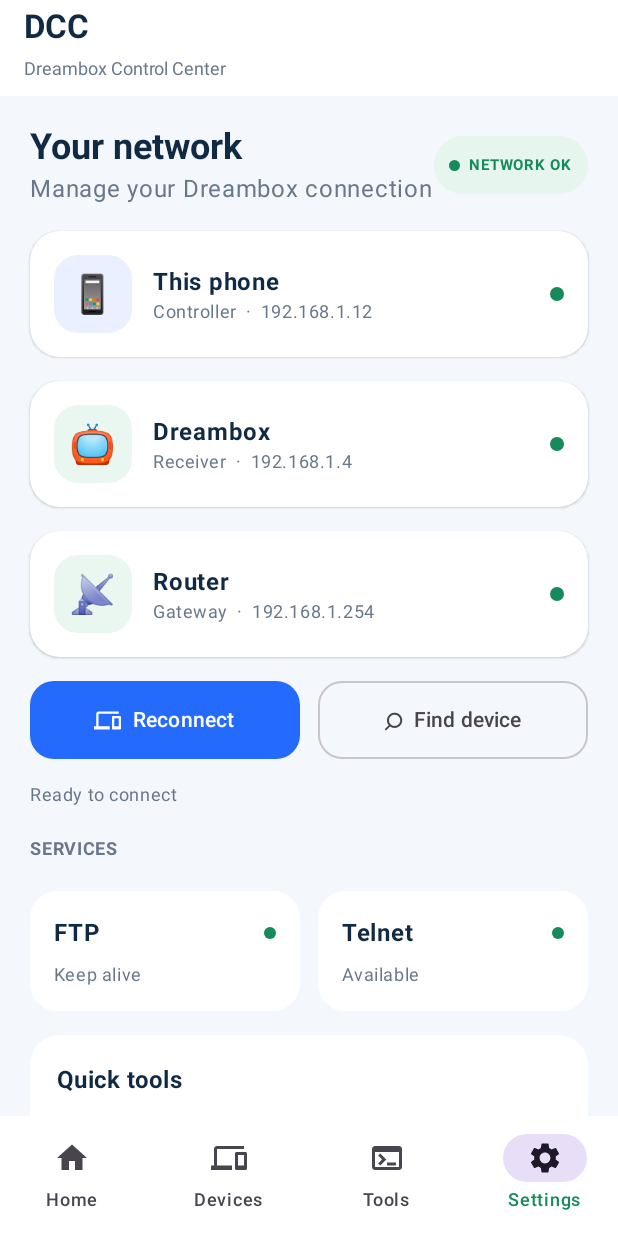
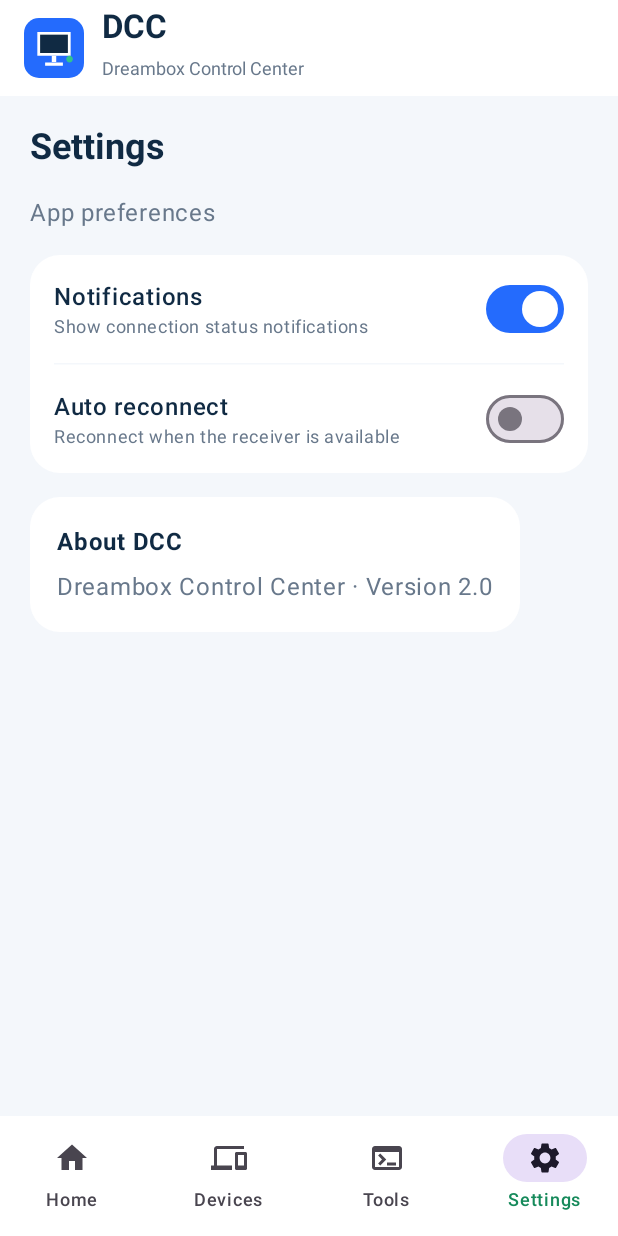
Before and after one commit to dcc45/DCC-E2-Android, an Android app built with Jetpack Compose: the screen it shows after launch (MainActivity), item 4 of the bottom bar chosen, on a phone screen of 412 x 824 dp. Run offline under Robolectric (Android 15) with nearby library versions, the phone set to English and light mode, and no system bars.

Commit message:
Make bottom navigation and app options functional

```diff
--- a/DCCAndroid/app/src/main/java/com/dcc/android/MainActivity.kt
+++ b/DCCAndroid/app/src/main/java/com/dcc/android/MainActivity.kt
@@ -3,6 +3,7 @@ package com.dcc.android
 import android.os.Bundle
 import androidx.activity.ComponentActivity
 import androidx.activity.compose.setContent
+import androidx.compose.foundation.Image
 import androidx.compose.foundation.background
 import androidx.compose.foundation.layout.*
 import androidx.compose.foundation.rememberScrollState
@@ -20,6 +21,7 @@ import androidx.compose.ui.Alignment
 import androidx.compose.ui.Modifier
 import androidx.compose.ui.draw.clip
 import androidx.compose.ui.graphics.Color
+import androidx.compose.ui.res.painterResource
 import androidx.compose.ui.text.font.FontWeight
 import androidx.compose.ui.unit.dp
 import androidx.compose.ui.unit.sp
@@ -40,8 +42,10 @@ class MainActivity : ComponentActivity() {
 @OptIn(ExperimentalMaterial3Api::class)
 @Composable
 private fun DccApp() {
-    var selected by remember { mutableStateOf(0) }
+    var selected by remember { mutableIntStateOf(0) }
     var message by remember { mutableStateOf("Ready to connect") }
+    var notificationsEnabled by remember { mutableStateOf(true) }
+    var autoReconnectEnabled by remember { mutableStateOf(false) }
 
     MaterialTheme(colorScheme = lightColorScheme(primary = Blue, secondary = Green, background = Canvas, surface = Color.White)) {
         Scaffold(
@@ -50,9 +54,13 @@ private fun DccApp() {
             topBar = {
                 TopAppBar(
                     title = {
+                        Row(verticalAlignment = Alignment.CenterVertically) {
+                            Image(painterResource(R.drawable.ic_dcc_logo), contentDescription = "DCC logo", modifier = Modifier.size(40.dp).clip(RoundedCornerShape(10.dp)))
+                            Spacer(Modifier.width(12.dp))
                             Column {
                                 Text("DCC", fontWeight = FontWeight.Bold, color = Navy)
                                 Text("Dreambox Control Center", fontSize = 12.sp, color = Muted)
+                            }
                         }
                     },
                     colors = TopAppBarDefaults.topAppBarColors(containerColor = Color.White)
@@ -60,10 +68,10 @@ private fun DccApp() {
             },
             bottomBar = {
                 NavigationBar(containerColor = Color.White) {
-                    NavigationBarItem(selected == 0, { selected = 0 }, icon = { Icon(Icons.Default.Home, null) }, label = { Text("Home") })
-                    NavigationBarItem(selected == 1, { selected = 1 }, icon = { Icon(Icons.Default.Devices, null) }, label = { Text("Devices") })
-                    NavigationBarItem(selected == 2, { selected = 2 }, icon = { Icon(Icons.Default.Terminal, null) }, label = { Text("Tools") })
-                    NavigationBarItem(selected == 3, { selected = 3 }, icon = { Icon(Icons.Default.Settings, null) }, label = { Text("Settings") })
+                    NavigationBarItem(selected = selected == 0, onClick = { selected = 0 }, icon = { Icon(Icons.Default.Home, contentDescription = "Home") }, label = { Text("Home") })
+                    NavigationBarItem(selected = selected == 1, onClick = { selected = 1 }, icon = { Icon(Icons.Default.Devices, contentDescription = "Devices") }, label = { Text("Devices") })
+                    NavigationBarItem(selected = selected == 2, onClick = { selected = 2 }, icon = { Icon(Icons.Default.Terminal, contentDescription = "Tools") }, label = { Text("Tools") })
+                    NavigationBarItem(selected = selected == 3, onClick = { selected = 3 }, icon = { Icon(Icons.Default.Settings, contentDescription = "Settings") }, label = { Text("Settings") })
                 }
             }
         ) { padding ->
@@ -72,6 +80,26 @@ private fun DccApp() {
                 verticalArrangement = Arrangement.spacedBy(16.dp)
             ) {
                 Spacer(Modifier.height(2.dp))
+                when (selected) {
+                    0 -> HomeScreen(message = message, onReconnect = { message = "Reconnect requested. Connection protocol is not configured yet." }, onFindDevice = { message = "Network discovery is not implemented yet." }, onOpenTools = { selected = 2 })
+                    1 -> DevicesScreen()
+                    2 -> ToolsScreen(onAction = { message = "$it selected. This operation is not implemented yet."; selected = 0 })
+                    3 -> SettingsScreen(
+                        notificationsEnabled = notificationsEnabled,
+                        onNotificationsChange = { notificationsEnabled = it },
+                        autoReconnectEnabled = autoReconnectEnabled,
+                        onAutoReconnectChange = { autoReconnectEnabled = it }
+                    )
+                }
+                Spacer(Modifier.height(12.dp))
+            }
+        }
+    }
+}
+
+@Composable
+private fun HomeScreen(message: String, onReconnect: () -> Unit, onFindDevice: () -> Unit, onOpenTools: () -> Unit) {
+    Column(verticalArrangement = Arrangement.spacedBy(16.dp)) {
         Row(verticalAlignment = Alignment.CenterVertically) {
             Column(Modifier.weight(1f)) {
                 Text("Your network", style = MaterialTheme.typography.headlineSmall, fontWeight = FontWeight.Bold, color = Navy)
@@ -82,33 +110,102 @@ private fun DccApp() {
         DeviceCard("This phone", "192.168.1.12", "Controller", "📱", true)
         DeviceCard("Dreambox", "192.168.1.4", "Receiver", "📺", false)
         DeviceCard("Router", "192.168.1.254", "Gateway", "📡", false)
-
         Row(horizontalArrangement = Arrangement.spacedBy(12.dp)) {
-                    Button(onClick = { message = "Connection check requested" }, Modifier.weight(1f).height(52.dp), shape = RoundedCornerShape(16.dp)) {
+            Button(onClick = onReconnect, Modifier.weight(1f).height(52.dp), shape = RoundedCornerShape(16.dp)) {
                 Icon(Icons.Default.Devices, null, Modifier.size(18.dp)); Spacer(Modifier.width(8.dp)); Text("Reconnect")
             }
-                    OutlinedButton(onClick = { message = "Searching your local network…" }, Modifier.weight(1f).height(52.dp), shape = RoundedCornerShape(16.dp)) {
+            OutlinedButton(onClick = onFindDevice, Modifier.weight(1f).height(52.dp), shape = RoundedCornerShape(16.dp)) {
                 Text("⌕", fontSize = 22.sp); Spacer(Modifier.width(6.dp)); Text("Find device")
             }
         }
-
         Text(message, color = Muted, style = MaterialTheme.typography.bodySmall)
         Text("SERVICES", color = Muted, fontWeight = FontWeight.Bold, fontSize = 12.sp)
         Row(horizontalArrangement = Arrangement.spacedBy(12.dp)) {
-                    ServiceCard("FTP", "Keep alive", true, Modifier.weight(1f))
-                    ServiceCard("Telnet", "Available", true, Modifier.weight(1f))
+            ServiceCard("FTP", "Not connected", false, Modifier.weight(1f))
+            ServiceCard("Telnet", "Not connected", false, Modifier.weight(1f))
         }
         Card(colors = CardDefaults.cardColors(containerColor = Color.White), shape = RoundedCornerShape(20.dp)) {
             Column(Modifier.padding(18.dp), verticalArrangement = Arrangement.spacedBy(8.dp)) {
                 Text("Quick tools", fontWeight = FontWeight.Bold, color = Navy, style = MaterialTheme.typography.titleMedium)
                 Text("Open scripts, inspect connection details, or configure your receiver.", color = Muted)
-                        OutlinedButton(onClick = { selected = 2 }, shape = RoundedCornerShape(14.dp)) {
+                OutlinedButton(onClick = onOpenTools, shape = RoundedCornerShape(14.dp)) {
                     Icon(Icons.Default.Terminal, null, Modifier.size(18.dp)); Spacer(Modifier.width(8.dp)); Text("Open tools")
                 }
             }
         }
-                Spacer(Modifier.height(12.dp))
     }
+}
+
+@Composable
+private fun DevicesScreen() {
+    Column(verticalArrangement = Arrangement.spacedBy(16.dp)) {
+        Text("Devices", style = MaterialTheme.typography.headlineSmall, fontWeight = FontWeight.Bold, color = Navy)
+        Text("Devices configured for your network", color = Muted)
+        DeviceCard("This phone", "192.168.1.12", "Controller", "📱", true)
+        DeviceCard("Dreambox", "192.168.1.4", "Receiver", "📺", false)
+        DeviceCard("Router", "192.168.1.254", "Gateway", "📡", false)
+        Text("Tap Find device on Home to discover receivers. Network discovery is not implemented yet.", color = Muted, style = MaterialTheme.typography.bodyMedium)
+    }
+}
+
+@Composable
+private fun ToolsScreen(onAction: (String) -> Unit) {
+    Column(verticalArrangement = Arrangement.spacedBy(16.dp)) {
+        Text("Tools", style = MaterialTheme.typography.headlineSmall, fontWeight = FontWeight.Bold, color = Navy)
+        Text("Receiver utilities", color = Muted)
+        ToolActionCard("Connection details", "View receiver connection information", onClick = { onAction("Connection details") })
+        ToolActionCard("FTP browser", "Browse files on your Dreambox", onClick = { onAction("FTP browser") })
+        ToolActionCard("Telnet console", "Open a receiver terminal session", onClick = { onAction("Telnet console") })
+        ToolActionCard("Run script", "Run a receiver maintenance script", onClick = { onAction("Run script") })
+    }
+}
+
+@Composable
+private fun SettingsScreen(
+    notificationsEnabled: Boolean,
+    onNotificationsChange: (Boolean) -> Unit,
+    autoReconnectEnabled: Boolean,
+    onAutoReconnectChange: (Boolean) -> Unit
+) {
+    Column(verticalArrangement = Arrangement.spacedBy(16.dp)) {
+        Text("Settings", style = MaterialTheme.typography.headlineSmall, fontWeight = FontWeight.Bold, color = Navy)
+        Text("App preferences", color = Muted)
+        Card(colors = CardDefaults.cardColors(containerColor = Color.White), shape = RoundedCornerShape(20.dp)) {
+            Column {
+                SettingSwitch("Notifications", "Show connection status notifications", notificationsEnabled, onNotificationsChange)
+                HorizontalDivider(modifier = Modifier.padding(horizontal = 16.dp), color = Canvas)
+                SettingSwitch("Auto reconnect", "Reconnect when the receiver is available", autoReconnectEnabled, onAutoReconnectChange)
+            }
+        }
+        Card(colors = CardDefaults.cardColors(containerColor = Color.White), shape = RoundedCornerShape(20.dp)) {
+            Column(Modifier.padding(18.dp), verticalArrangement = Arrangement.spacedBy(6.dp)) {
+                Text("About DCC", fontWeight = FontWeight.Bold, color = Navy)
+                Text("Dreambox Control Center · Version 2.0", color = Muted)
+            }
+        }
+    }
+}
+
+@Composable
+private fun SettingSwitch(title: String, description: String, checked: Boolean, onCheckedChange: (Boolean) -> Unit) {
+    Row(Modifier.fillMaxWidth().padding(horizontal = 16.dp, vertical = 12.dp), verticalAlignment = Alignment.CenterVertically) {
+        Column(Modifier.weight(1f)) {
+            Text(title, fontWeight = FontWeight.SemiBold, color = Navy)
+            Text(description, color = Muted, style = MaterialTheme.typography.bodySmall)
+        }
+        Switch(checked = checked, onCheckedChange = onCheckedChange)
+    }
+}
+
+@Composable
+private fun ToolActionCard(title: String, description: String, onClick: () -> Unit) {
+    Card(onClick = onClick, modifier = Modifier.fillMaxWidth(), colors = CardDefaults.cardColors(containerColor = Color.White), shape = RoundedCornerShape(18.dp)) {
+        Row(Modifier.fillMaxWidth().padding(18.dp), verticalAlignment = Alignment.CenterVertically) {
+            Column(Modifier.weight(1f)) {
+                Text(title, fontWeight = FontWeight.Bold, color = Navy)
+                Text(description, color = Muted, style = MaterialTheme.typography.bodySmall)
+            }
+            Text("›", color = Blue, fontSize = 28.sp)
         }
     }
 }
@@ -128,7 +225,11 @@ private fun DeviceCard(name: String, address: String, type: String, emoji: Strin
 @Composable
 private fun StatusPill(text: String) {
     Surface(color = Color(0xFFE6F5ED), shape = RoundedCornerShape(50)) {
-        Row(Modifier.padding(horizontal = 10.dp, vertical = 7.dp), verticalAlignment = Alignment.CenterVertically) { Box(Modifier.size(7.dp).clip(CircleShape).background(Green)); Spacer(Modifier.width(6.dp)); Text(text, color = Green, fontSize = 10.sp, fontWeight = FontWeight.Bold) }
+        Row(Modifier.padding(horizontal = 10.dp, vertical = 7.dp), verticalAlignment = Alignment.CenterVertically) {
+            Box(Modifier.size(7.dp).clip(CircleShape).background(Green))
+            Spacer(Modifier.width(6.dp))
+            Text(text, color = Green, fontSize = 10.sp, fontWeight = FontWeight.Bold)
+        }
     }
 }
 
@@ -136,7 +237,10 @@ private fun StatusPill(text: String) {
 private fun ServiceCard(title: String, detail: String, active: Boolean, modifier: Modifier = Modifier) {
     Card(modifier, colors = CardDefaults.cardColors(containerColor = Color.White), shape = RoundedCornerShape(18.dp)) {
         Column(Modifier.padding(16.dp), verticalArrangement = Arrangement.spacedBy(8.dp)) {
-            Row(verticalAlignment = Alignment.CenterVertically) { Text(title, fontWeight = FontWeight.Bold, color = Navy, modifier = Modifier.weight(1f)); Box(Modifier.size(8.dp).clip(CircleShape).background(if (active) Green else Muted)) }
+            Row(verticalAlignment = Alignment.CenterVertically) {
+                Text(title, fontWeight = FontWeight.Bold, color = Navy, modifier = Modifier.weight(1f))
+                Box(Modifier.size(8.dp).clip(CircleShape).background(if (active) Green else Muted))
+            }
             Text(detail, color = Muted, style = MaterialTheme.typography.bodySmall)
         }
     }
```
Lines whose indentation alone changed are shown as unchanged.
